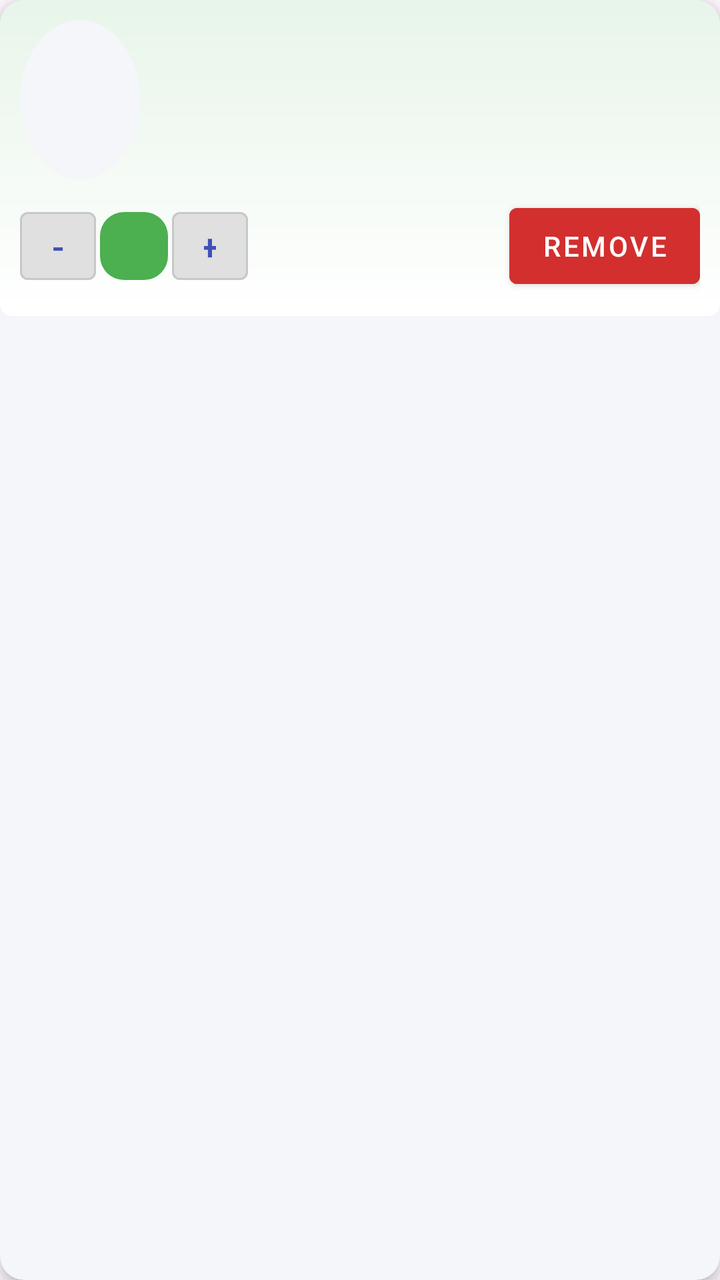
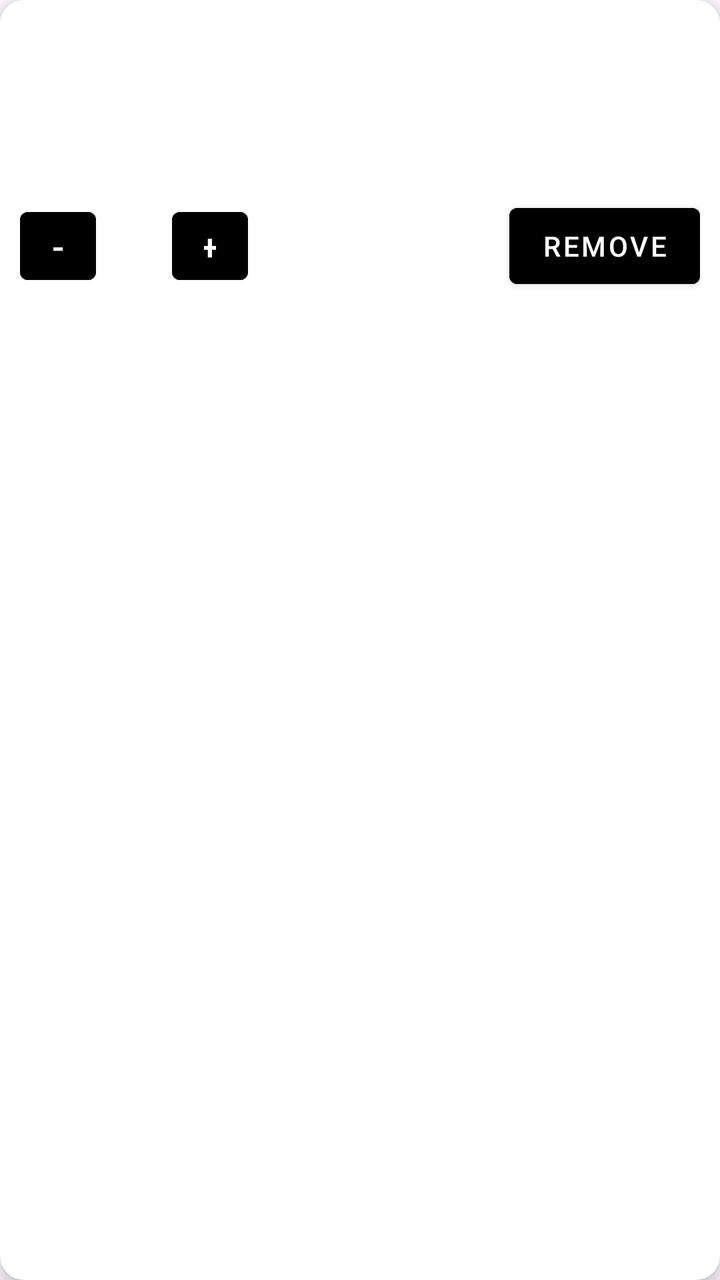

Screens rendered from an Android XML layout before and after an edit, with the pre-edit source and the edit as a unified diff.
<!-- AndroidManifest.xml: application theme Theme.Project -->
<!-- res/layout/cart_item.xml -->
<?xml version="1.0" encoding="utf-8"?>
<androidx.cardview.widget.CardView
    xmlns:android="http://schemas.android.com/apk/res/android"
    xmlns:app="http://schemas.android.com/apk/res-auto"
    android:layout_width="match_parent"
    android:layout_height="wrap_content"
    android:layout_margin="6dp"
    app:cardCornerRadius="12dp"
    app:cardElevation="4dp"
    app:cardBackgroundColor="#F5F6FA">

    <LinearLayout
        android:layout_width="match_parent"
        android:layout_height="wrap_content"
        android:orientation="vertical"
        android:padding="10dp"
        android:background="@drawable/gradient_background">

        <LinearLayout
            android:layout_width="match_parent"
            android:layout_height="wrap_content"
            android:orientation="horizontal"
            android:gravity="center_vertical">

            <ImageView
                android:id="@+id/imageBook"
                android:layout_width="60dp"
                android:layout_height="80dp"
                android:scaleType="centerCrop"
                android:layout_marginEnd="12dp"
                android:background="@drawable/circle_bg"
                android:padding="4dp"
                android:contentDescription="@string/app_name" />

            <LinearLayout
                android:layout_width="0dp"
                android:layout_height="wrap_content"
                android:layout_weight="1"
                android:orientation="vertical"
                android:paddingEnd="6dp">

                <TextView
                    android:id="@+id/textTitle"
                    android:layout_width="wrap_content"
                    android:layout_height="wrap_content"
                    android:textStyle="bold"
                    android:textSize="16sp"
                    android:textColor="#3F51B5" />

                <TextView
                    android:id="@+id/textAuthor"
                    android:layout_width="wrap_content"
                    android:layout_height="wrap_content"
                    android:textSize="14sp"
                    android:textColor="#757575" />

                <TextView
                    android:id="@+id/textPrice"
                    android:layout_width="wrap_content"
                    android:layout_height="wrap_content"
                    android:textSize="14sp"
                    android:textColor="#D81B60" />
            </LinearLayout>
        </LinearLayout>

        <LinearLayout
            android:layout_width="match_parent"
            android:layout_height="wrap_content"
            android:orientation="horizontal"
            android:gravity="center_vertical"
            android:layout_marginTop="8dp">

            <LinearLayout
                android:layout_width="0dp"
                android:layout_height="wrap_content"
                android:layout_weight="1"
                android:orientation="horizontal"
                android:gravity="center_vertical">

                <com.google.android.material.button.MaterialButton
                    android:id="@+id/buttonDecrease"
                    android:layout_width="38dp"
                    android:layout_height="34dp"
                    android:text="-"
                    android:textSize="18sp"
                    android:backgroundTint="#E0E0E0"
                    android:textColor="#3F51B5"
                    style="@style/Widget.MaterialComponents.Button.OutlinedButton"
                    android:layout_marginEnd="2dp"
                    android:insetTop="0dp"
                    android:insetBottom="0dp"
                    android:insetLeft="0dp"
                    android:insetRight="0dp" />

                <TextView
                    android:id="@+id/textQuantity"
                    android:layout_width="34dp"
                    android:layout_height="34dp"
                    android:gravity="center"
                    android:textSize="16sp"
                    android:textColor="#3F51B5"
                    android:background="@drawable/quantity_background"
                    android:layout_marginEnd="2dp" />

                <com.google.android.material.button.MaterialButton
                    android:id="@+id/buttonIncrease"
                    android:layout_width="38dp"
                    android:layout_height="34dp"
                    android:text="+"
                    android:textSize="18sp"
                    android:backgroundTint="#E0E0E0"
                    android:textColor="#3F51B5"
                    style="@style/Widget.MaterialComponents.Button.OutlinedButton"
                    android:layout_marginEnd="2dp"
                    android:insetTop="0dp"
                    android:insetBottom="0dp"
                    android:insetLeft="0dp"
                    android:insetRight="0dp" />
            </LinearLayout>

            <com.google.android.material.button.MaterialButton
                android:id="@+id/buttonRemove"
                android:layout_width="wrap_content"
                android:layout_height="50dp"
                android:text="Remove"
                android:textColor="#FFFFFF"
                android:backgroundTint="#D32F2F"
                style="@style/Widget.MaterialComponents.Button"
                android:layout_marginStart="20dp"/>
        </LinearLayout>
    </LinearLayout>
</androidx.cardview.widget.CardView>
<!-- resources referenced by this layout -->
<resources>
  <!-- drawable circle_bg (drawable) -->
  <shape xmlns:android="http://schemas.android.com/apk/res/android"
      android:shape="oval">
      <solid android:color="#F5F6FA"/>
      <size android:width="72dp" android:height="72dp"/>
  </shape>
  <!-- drawable gradient_background (drawable) -->
  <?xml version="1.0" encoding="utf-8"?>
  <shape xmlns:android="http://schemas.android.com/apk/res/android">
      <gradient
          android:startColor="#E8F5E9"
          android:endColor="#FFFFFF"
          android:angle="270"/>
      <corners android:radius="6dp"/>
  </shape>
  <!-- drawable quantity_background (drawable) -->
  <?xml version="1.0" encoding="utf-8"?>
  <shape xmlns:android="http://schemas.android.com/apk/res/android">
      <solid android:color="#4CAF50"/>
      <corners android:radius="12dp"/>
  </shape>
  <string name="app_name">BookStore</string>
  <style name="Theme.Project" parent="Base.Theme.Project" />
  <style name="Base.Theme.Project" parent="Theme.Material3.DayNight.NoActionBar">
          
          
      </style>
</resources>

<!-- the commit's change to res/layout/cart_item.xml (unified diff, before → after) -->
@@ -7,20 +7,21 @@
     android:layout_margin="6dp"
     app:cardCornerRadius="12dp"
     app:cardElevation="4dp"
-    app:cardBackgroundColor="#F5F6FA">
+    app:cardBackgroundColor="#FFFFFF">
 
     <LinearLayout
         android:layout_width="match_parent"
         android:layout_height="wrap_content"
         android:orientation="vertical"
         android:padding="10dp"
-        android:background="@drawable/gradient_background">
+        android:background="#FFFFFF">
 
         <LinearLayout
             android:layout_width="match_parent"
             android:layout_height="wrap_content"
             android:orientation="horizontal"
-            android:gravity="center_vertical">
+            android:gravity="center_vertical"
+            android:background="#FFFFFF">
 
             <ImageView
                 android:id="@+id/imageBook"
@@ -28,7 +29,7 @@
                 android:layout_height="80dp"
                 android:scaleType="centerCrop"
                 android:layout_marginEnd="12dp"
-                android:background="@drawable/circle_bg"
+                android:background="#FFFFFF"
                 android:padding="4dp"
                 android:contentDescription="@string/app_name" />
 
@@ -37,7 +38,8 @@
                 android:layout_height="wrap_content"
                 android:layout_weight="1"
                 android:orientation="vertical"
-                android:paddingEnd="6dp">
+                android:paddingEnd="6dp"
+                android:background="#FFFFFF">
 
                 <TextView
                     android:id="@+id/textTitle"
@@ -45,21 +47,24 @@
                     android:layout_height="wrap_content"
                     android:textStyle="bold"
                     android:textSize="16sp"
-                    android:textColor="#3F51B5" />
+                    android:textColor="#000000"
+                    android:fontFamily="sans-serif" />
 
                 <TextView
                     android:id="@+id/textAuthor"
                     android:layout_width="wrap_content"
                     android:layout_height="wrap_content"
                     android:textSize="14sp"
-                    android:textColor="#757575" />
+                    android:textColor="#333333"
+                    android:fontFamily="sans-serif" />
 
                 <TextView
                     android:id="@+id/textPrice"
                     android:layout_width="wrap_content"
                     android:layout_height="wrap_content"
                     android:textSize="14sp"
-                    android:textColor="#D81B60" />
+                    android:textColor="#000000"
+                    android:fontFamily="sans-serif" />
             </LinearLayout>
         </LinearLayout>
 
@@ -68,14 +73,16 @@
             android:layout_height="wrap_content"
             android:orientation="horizontal"
             android:gravity="center_vertical"
-            android:layout_marginTop="8dp">
+            android:layout_marginTop="8dp"
+            android:background="#FFFFFF">
 
             <LinearLayout
                 android:layout_width="0dp"
                 android:layout_height="wrap_content"
                 android:layout_weight="1"
                 android:orientation="horizontal"
-                android:gravity="center_vertical">
+                android:gravity="center_vertical"
+                android:background="#FFFFFF">
 
                 <com.google.android.material.button.MaterialButton
                     android:id="@+id/buttonDecrease"
@@ -83,8 +90,8 @@
                     android:layout_height="34dp"
                     android:text="-"
                     android:textSize="18sp"
-                    android:backgroundTint="#E0E0E0"
-                    android:textColor="#3F51B5"
+                    android:backgroundTint="#000000"
+                    android:textColor="#FFFFFF"
                     style="@style/Widget.MaterialComponents.Button.OutlinedButton"
                     android:layout_marginEnd="2dp"
                     android:insetTop="0dp"
@@ -98,9 +105,10 @@
                     android:layout_height="34dp"
                     android:gravity="center"
                     android:textSize="16sp"
-                    android:textColor="#3F51B5"
-                    android:background="@drawable/quantity_background"
-                    android:layout_marginEnd="2dp" />
+                    android:textColor="#000000"
+                    android:background="#FFFFFF"
+                    android:layout_marginEnd="2dp"
+                    android:fontFamily="sans-serif" />
 
                 <com.google.android.material.button.MaterialButton
                     android:id="@+id/buttonIncrease"
@@ -108,8 +116,8 @@
                     android:layout_height="34dp"
                     android:text="+"
                     android:textSize="18sp"
-                    android:backgroundTint="#E0E0E0"
-                    android:textColor="#3F51B5"
+                    android:backgroundTint="#000000"
+                    android:textColor="#FFFFFF"
                     style="@style/Widget.MaterialComponents.Button.OutlinedButton"
                     android:layout_marginEnd="2dp"
                     android:insetTop="0dp"
@@ -124,7 +132,7 @@
                 android:layout_height="50dp"
                 android:text="Remove"
                 android:textColor="#FFFFFF"
-                android:backgroundTint="#D32F2F"
+                android:backgroundTint="#000000"
                 style="@style/Widget.MaterialComponents.Button"
                 android:layout_marginStart="20dp"/>
         </LinearLayout>
<!-- resource entries referenced after the edit -->
@@ -1,26 +1,5 @@
 <!-- resources referenced by this layout -->
 <resources>
-  <!-- drawable circle_bg (drawable) -->
-  <shape xmlns:android="http://schemas.android.com/apk/res/android"
-      android:shape="oval">
-      <solid android:color="#F5F6FA"/>
-      <size android:width="72dp" android:height="72dp"/>
-  </shape>
-  <!-- drawable gradient_background (drawable) -->
-  <?xml version="1.0" encoding="utf-8"?>
-  <shape xmlns:android="http://schemas.android.com/apk/res/android">
-      <gradient
-          android:startColor="#E8F5E9"
-          android:endColor="#FFFFFF"
-          android:angle="270"/>
-      <corners android:radius="6dp"/>
-  </shape>
-  <!-- drawable quantity_background (drawable) -->
-  <?xml version="1.0" encoding="utf-8"?>
-  <shape xmlns:android="http://schemas.android.com/apk/res/android">
-      <solid android:color="#4CAF50"/>
-      <corners android:radius="12dp"/>
-  </shape>
   <string name="app_name">BookStore</string>
   <style name="Theme.Project" parent="Base.Theme.Project" />
   <style name="Base.Theme.Project" parent="Theme.Material3.DayNight.NoActionBar">
